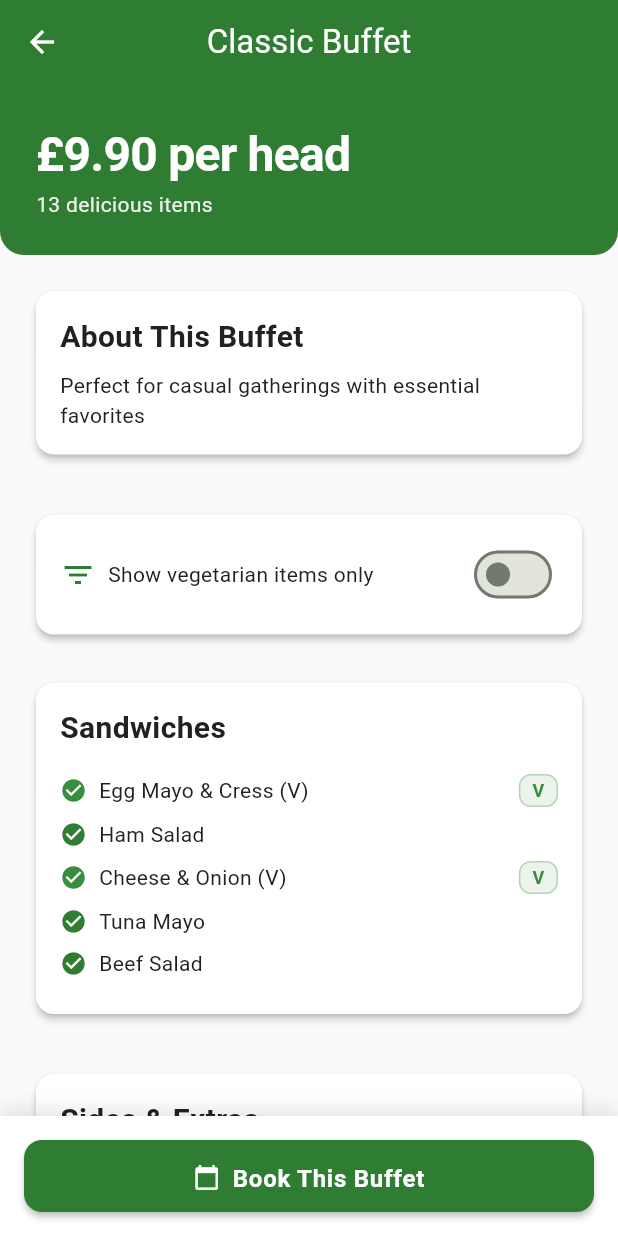
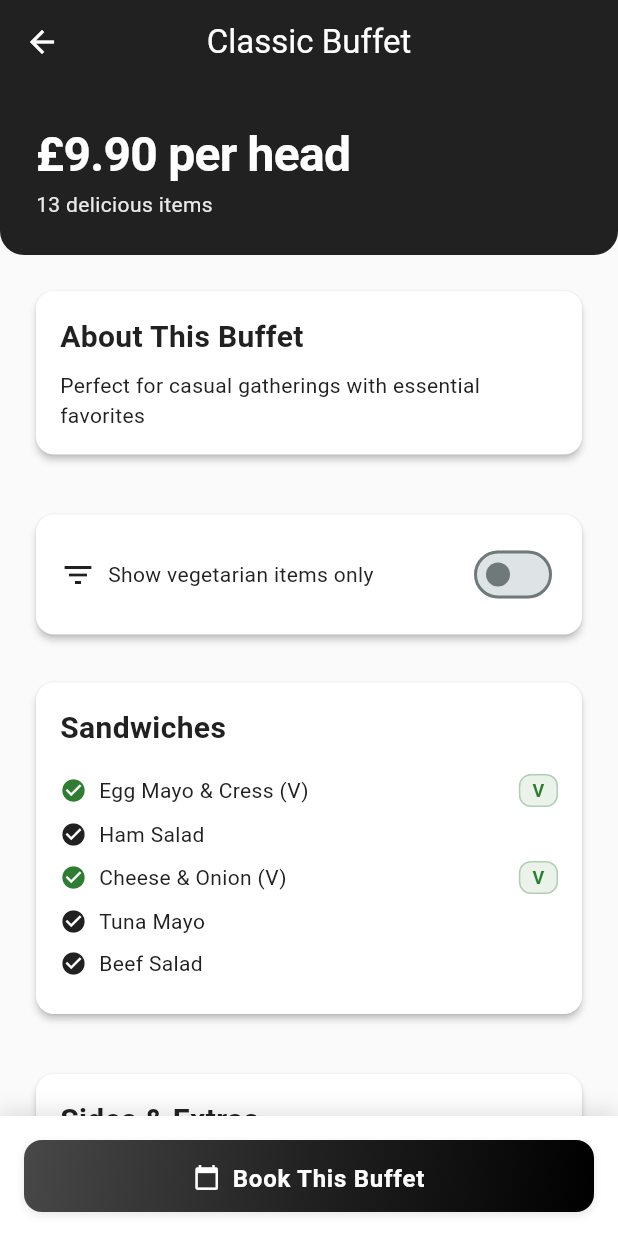
Before and after one commit to noodev8/nookbuffet, a Flutter app: the screen it shows after launch, after a tap on "Classic Buffet", on a phone screen of 412 x 824 dp. Run offline on Flutter 3.47's test engine with Material 3 defaults, Android fonts, the light colour scheme and no system bars.

Commit message:
Gradient background

```diff
--- a/nookbuffet_flutter/lib/config/app_config.dart
+++ b/nookbuffet_flutter/lib/config/app_config.dart
@@ -12,19 +12,19 @@ class AppConfig {
   static const String appVersion = '1.0.0';
 
   // Business Information
-  static const String businessName = 'Nook Buffet';
+  static const String businessName = 'The Nook Buffet';
   static const String businessEmail = 'NOOKBUFFET@GMAIL.COM';
   static const String businessPhone = '07551428162';
   static const String businessAddress = '42 High Street, Welshpool, SY21 7JQ';
 
-  // Color Palette - Following aesthetic guidelines for bold simplicity
-  static const Color primaryColor = Color(0xFF2E7D32);        // Deep green
-  static const Color primaryLightColor = Color(0xFF4CAF50);   // Light green
-  static const Color primaryDarkColor = Color(0xFF1B5E20);    // Dark green
+  // Color Palette - Classic black and white theme for elegant restaurant aesthetic
+  static const Color primaryColor = Color(0xFF212121);        // Charcoal black
+  static const Color primaryLightColor = Color(0xFF484848);   // Medium gray
+  static const Color primaryDarkColor = Color(0xFF000000);    // Pure black
 
-  static const Color secondaryColor = Color(0xFFFF8F00);      // Warm orange
-  static const Color secondaryLightColor = Color(0xFFFFB74D); // Light orange
-  static const Color secondaryDarkColor = Color(0xFFE65100);  // Dark orange
+  static const Color secondaryColor = Color(0xFF757575);      // Medium gray
+  static const Color secondaryLightColor = Color(0xFF9E9E9E); // Light gray
+  static const Color secondaryDarkColor = Color(0xFF424242);  // Dark gray
 
   static const Color backgroundColor = Color(0xFFFAFAFA);     // Off-white
   static const Color surfaceColor = Color(0xFFFFFFFF);       // Pure white
@@ -35,8 +35,49 @@ class AppConfig {
   static const Color textLightColor = Color(0xFFBDBDBD);     // Light gray
 
   static const Color errorColor = Color(0xFFD32F2F);         // Red
-  static const Color successColor = Color(0xFF388E3C);       // Green
-  static const Color warningColor = Color(0xFFF57C00);       // Orange
+  static const Color successColor = Color(0xFF2E7D32);       // Dark green (kept for success states)
+  static const Color warningColor = Color(0xFFFF8F00);       // Orange (kept for warnings)
+
+  // Gradient Definitions - Elegant gradients for polished appearance
+  static const LinearGradient primaryGradient = LinearGradient(
+    begin: Alignment.topLeft,
+    end: Alignment.bottomRight,
+    colors: [
+      primaryLightColor,
+      primaryColor,
+      primaryDarkColor,
+    ],
+    stops: [0.0, 0.5, 1.0],
+  );
+
+  static const LinearGradient secondaryGradient = LinearGradient(
+    begin: Alignment.topLeft,
+    end: Alignment.bottomRight,
+    colors: [
+      Color(0xFFE0E0E0), // Light gray for better contrast with dark text
+      Color(0xFFBDBDBD), // Medium light gray
+      secondaryLightColor, // Light gray
+    ],
+    stops: [0.0, 0.5, 1.0],
+  );
+
+  static const LinearGradient cardGradient = LinearGradient(
+    begin: Alignment.topLeft,
+    end: Alignment.bottomRight,
+    colors: [
+      surfaceColor,
+      Color(0xFFF5F5F5),
+    ],
+  );
+
+  static const LinearGradient backgroundGradient = LinearGradient(
+    begin: Alignment.topCenter,
+    end: Alignment.bottomCenter,
+    colors: [
+      backgroundColor,
+      Color(0xFFF0F0F0),
+    ],
+  );
 
   // Typography - Weight variance and proportional scaling
   static const String fontFamily = 'Roboto';
@@ -131,7 +172,6 @@ class AppConfig {
         seedColor: primaryColor,
         brightness: Brightness.light,
         surface: surfaceColor,
-        background: backgroundColor,
       ),
       fontFamily: fontFamily,
       appBarTheme: const AppBarTheme(
--- a/nookbuffet_flutter/lib/screens/splash_screen.dart
+++ b/nookbuffet_flutter/lib/screens/splash_screen.dart
@@ -56,7 +56,7 @@ class _SplashScreenState extends State<SplashScreen>
     _animationController.forward();
 
     // Wait for splash duration
-    await Future.delayed(const Duration(seconds: 3));
+    await Future.delayed(const Duration(seconds: 5));
 
     // Navigate to welcome screen
     if (mounted) {
@@ -88,14 +88,7 @@ class _SplashScreenState extends State<SplashScreen>
       backgroundColor: AppConfig.primaryColor,
       body: Container(
         decoration: const BoxDecoration(
-          gradient: LinearGradient(
-            begin: Alignment.topCenter,
-            end: Alignment.bottomCenter,
-            colors: [
-              AppConfig.primaryColor,
-              AppConfig.primaryDarkColor,
-            ],
-          ),
+          gradient: AppConfig.primaryGradient,
         ),
         child: SafeArea(
           child: Center(
@@ -120,7 +113,7 @@ class _SplashScreenState extends State<SplashScreen>
                             ),
                             boxShadow: [
                               BoxShadow(
-                                color: Colors.black.withOpacity(0.2),
+                                color: Colors.black.withValues(alpha: 0.2),
                                 blurRadius: 20,
                                 offset: const Offset(0, 10),
                               ),
@@ -174,7 +167,7 @@ class _SplashScreenState extends State<SplashScreen>
                           Text(
                             'Delicious Buffets Made Easy',
                             style: AppConfig.bodyLarge.copyWith(
-                              color: Colors.white.withOpacity(0.9),
+                              color: Colors.white.withValues(alpha: 0.9),
                               fontSize: 18,
                               fontWeight: FontWeight.w300,
                             ),
--- a/nookbuffet_flutter/lib/screens/welcome_screen.dart
+++ b/nookbuffet_flutter/lib/screens/welcome_screen.dart
@@ -72,9 +72,15 @@ class _WelcomeScreenState extends State<WelcomeScreen> {
   Widget build(BuildContext context) {
     return Scaffold(
       backgroundColor: AppConfig.backgroundColor,
-      appBar: AppBar(
+      appBar: PreferredSize(
+        preferredSize: const Size.fromHeight(kToolbarHeight),
+        child: Container(
+          decoration: const BoxDecoration(
+            gradient: AppConfig.primaryGradient,
+          ),
+          child: AppBar(
             title: const Text(AppConfig.businessName),
-        backgroundColor: AppConfig.primaryColor,
+            backgroundColor: Colors.transparent,
             foregroundColor: Colors.white,
             elevation: 0,
             actions: [
@@ -84,6 +90,8 @@ class _WelcomeScreenState extends State<WelcomeScreen> {
                 tooltip: 'Login / Register',
               ),
             ],
+          ),
+        ),
       ),
       body: SafeArea(
         child: Column(
@@ -108,11 +116,18 @@ class _WelcomeScreenState extends State<WelcomeScreen> {
     return Container(
       width: double.infinity,
       decoration: const BoxDecoration(
-        color: AppConfig.primaryColor,
+        gradient: AppConfig.primaryGradient,
         borderRadius: BorderRadius.only(
           bottomLeft: Radius.circular(AppConfig.borderRadiusLarge),
           bottomRight: Radius.circular(AppConfig.borderRadiusLarge),
         ),
+        boxShadow: [
+          BoxShadow(
+            color: Colors.black26,
+            blurRadius: 8,
+            offset: Offset(0, 4),
+          ),
+        ],
       ),
       child: Padding(
         padding: const EdgeInsets.all(AppConfig.spacingLarge),
@@ -132,7 +147,7 @@ class _WelcomeScreenState extends State<WelcomeScreen> {
             Text(
               'Browse our delicious buffet options and book your perfect meal',
               style: AppConfig.bodyMedium.copyWith(
-                color: Colors.white.withOpacity(0.9),
+                color: Colors.white.withValues(alpha: 0.9),
               ),
             ),
 
@@ -151,7 +166,7 @@ class _WelcomeScreenState extends State<WelcomeScreen> {
                   child: Text(
                     AppConfig.businessAddress,
                     style: AppConfig.bodySmall.copyWith(
-                      color: Colors.white.withOpacity(0.8),
+                      color: Colors.white.withValues(alpha: 0.8),
                     ),
                   ),
                 ),
@@ -171,7 +186,7 @@ class _WelcomeScreenState extends State<WelcomeScreen> {
                 Text(
                   AppConfig.businessPhone,
                   style: AppConfig.bodySmall.copyWith(
-                    color: Colors.white.withOpacity(0.8),
+                    color: Colors.white.withValues(alpha: 0.8),
                   ),
                 ),
               ],
@@ -213,7 +228,7 @@ class _WelcomeScreenState extends State<WelcomeScreen> {
         color: AppConfig.surfaceColor,
         boxShadow: [
           BoxShadow(
-            color: Colors.black.withOpacity(0.1),
+            color: Colors.black.withValues(alpha: 0.1),
             blurRadius: 10,
             offset: const Offset(0, -5),
           ),
--- a/nookbuffet_flutter/lib/widgets/buffet_card.dart
+++ b/nookbuffet_flutter/lib/widgets/buffet_card.dart
@@ -213,10 +213,10 @@ class BuffetCard extends StatelessWidget {
           vertical: AppConfig.spacingXSmall,
         ),
         decoration: BoxDecoration(
-          color: AppConfig.primaryLightColor.withOpacity(0.1),
+          color: AppConfig.primaryLightColor.withValues(alpha: 0.1),
           borderRadius: BorderRadius.circular(AppConfig.borderRadiusSmall),
           border: Border.all(
-            color: AppConfig.primaryLightColor.withOpacity(0.3),
+            color: AppConfig.primaryLightColor.withValues(alpha: 0.3),
           ),
         ),
         child: Text(
--- a/nookbuffet_flutter/lib/widgets/custom_button.dart
+++ b/nookbuffet_flutter/lib/widgets/custom_button.dart
@@ -89,13 +89,26 @@ class CustomButton extends StatelessWidget {
   Widget _buildButtonByType(Widget child) {
     switch (type) {
       case ButtonType.primary:
-        return ElevatedButton(
+        return Container(
+          decoration: BoxDecoration(
+            gradient: isLoading ? null : AppConfig.primaryGradient,
+            color: isLoading ? AppConfig.textLightColor : null,
+            borderRadius: BorderRadius.circular(AppConfig.borderRadiusMedium),
+            boxShadow: [
+              BoxShadow(
+                color: Colors.black.withValues(alpha: 0.1),
+                blurRadius: 4,
+                offset: const Offset(0, 2),
+              ),
+            ],
+          ),
+          child: ElevatedButton(
             onPressed: isLoading ? null : onPressed,
             style: ElevatedButton.styleFrom(
-            backgroundColor: AppConfig.primaryColor,
+              backgroundColor: Colors.transparent,
               foregroundColor: Colors.white,
-            disabledBackgroundColor: AppConfig.textLightColor,
-            elevation: AppConfig.elevationLow,
+              shadowColor: Colors.transparent,
+              elevation: 0,
               shape: RoundedRectangleBorder(
                 borderRadius: BorderRadius.circular(AppConfig.borderRadiusMedium),
               ),
@@ -105,16 +118,30 @@ class CustomButton extends StatelessWidget {
               ),
             ),
             child: child,
+          ),
         );
 
       case ButtonType.secondary:
-        return ElevatedButton(
+        return Container(
+          decoration: BoxDecoration(
+            gradient: isLoading ? null : AppConfig.secondaryGradient,
+            color: isLoading ? AppConfig.textLightColor : null,
+            borderRadius: BorderRadius.circular(AppConfig.borderRadiusMedium),
+            boxShadow: [
+              BoxShadow(
+                color: Colors.black.withValues(alpha: 0.1),
+                blurRadius: 4,
+                offset: const Offset(0, 2),
+              ),
+            ],
+          ),
+          child: ElevatedButton(
             onPressed: isLoading ? null : onPressed,
             style: ElevatedButton.styleFrom(
-            backgroundColor: AppConfig.secondaryColor,
-            foregroundColor: Colors.white,
-            disabledBackgroundColor: AppConfig.textLightColor,
-            elevation: AppConfig.elevationLow,
+              backgroundColor: Colors.transparent,
+              foregroundColor: Colors.black87, // Changed to dark text for better visibility
+              shadowColor: Colors.transparent,
+              elevation: 0,
               shape: RoundedRectangleBorder(
                 borderRadius: BorderRadius.circular(AppConfig.borderRadiusMedium),
               ),
@@ -124,6 +151,7 @@ class CustomButton extends StatelessWidget {
               ),
             ),
             child: child,
+          ),
         );
 
       case ButtonType.outline:
@@ -203,12 +231,26 @@ class CustomFloatingActionButton extends StatelessWidget {
 
   @override
   Widget build(BuildContext context) {
-    return FloatingActionButton(
+    return Container(
+      decoration: BoxDecoration(
+        gradient: AppConfig.primaryGradient,
+        borderRadius: BorderRadius.circular(28),
+        boxShadow: [
+          BoxShadow(
+            color: Colors.black.withValues(alpha: 0.2),
+            blurRadius: 8,
+            offset: const Offset(0, 4),
+          ),
+        ],
+      ),
+      child: FloatingActionButton(
         onPressed: onPressed,
-      backgroundColor: AppConfig.primaryColor,
+        backgroundColor: Colors.transparent,
         foregroundColor: Colors.white,
+        elevation: 0,
         tooltip: tooltip,
         child: Icon(icon),
+      ),
     );
   }
 }
```
Also changed, not shown: 1 other file. Lines whose indentation alone changed are shown as unchanged.
